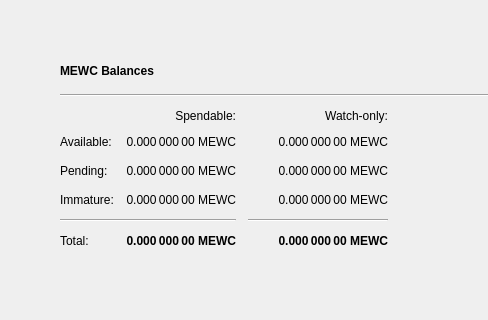
This is src/qt/forms/overviewpage.ui in 1NF1N18Y/points as Qt 5 draws it before an edit; both pictures show x 0 to 488 and y 0 to 320 of the 1343 by 759 pixel window. The edited form follows.
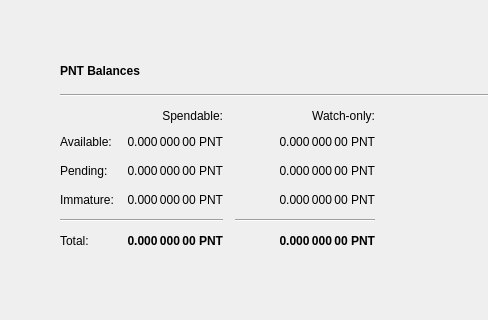
This is the edited form. Icons and pictures are not drawn.

```diff
--- a/src/qt/forms/overviewpage.ui
+++ b/src/qt/forms/overviewpage.ui
@@ -94,7 +94,7 @@
                  </font>
                 </property>
                 <property name="text">
-                 <string>MEWC Balances</string>
+                 <string>PNT Balances</string>
                 </property>
                </widget>
               </item>
@@ -173,7 +173,7 @@
                  <string>Mined balance in watch-only addresses that has not yet matured</string>
                 </property>
                 <property name="text">
-                 <string notr="true">0.000 000 00 MEWC</string>
+                 <string notr="true">0.000 000 00 PNT</string>
                 </property>
                 <property name="alignment">
                  <set>Qt::AlignRight|Qt::AlignTrailing|Qt::AlignVCenter</set>
@@ -218,7 +218,7 @@
                  <string>Your current balance in watch-only addresses</string>
                 </property>
                 <property name="text">
-                 <string notr="true">0.000 000 00 MEWC</string>
+                 <string notr="true">0.000 000 00 PNT</string>
                 </property>
                 <property name="alignment">
                  <set>Qt::AlignRight|Qt::AlignTrailing|Qt::AlignVCenter</set>
@@ -243,7 +243,7 @@
                  <string>Total of transactions that have yet to be confirmed, and do not yet count toward the spendable balance</string>
                 </property>
                 <property name="text">
-                 <string notr="true">0.000 000 00 MEWC</string>
+                 <string notr="true">0.000 000 00 PNT</string>
                 </property>
                 <property name="alignment">
                  <set>Qt::AlignRight|Qt::AlignTrailing|Qt::AlignVCenter</set>
@@ -304,7 +304,7 @@
                  <string>Current total balance in watch-only addresses</string>
                 </property>
                 <property name="text">
-                 <string notr="true">0.000 000 00 MEWC</string>
+                 <string notr="true">0.000 000 00 PNT</string>
                 </property>
                 <property name="alignment">
                  <set>Qt::AlignRight|Qt::AlignTrailing|Qt::AlignVCenter</set>
@@ -346,7 +346,7 @@
                  <string>Your current total balance</string>
                 </property>
                 <property name="text">
-                 <string notr="true">0.000 000 00 MEWC</string>
+                 <string notr="true">0.000 000 00 PNT</string>
                 </property>
                 <property name="alignment">
                  <set>Qt::AlignRight|Qt::AlignTrailing|Qt::AlignVCenter</set>
@@ -371,7 +371,7 @@
                  <string>Your current spendable balance</string>
                 </property>
                 <property name="text">
-                 <string notr="true">0.000 000 00 MEWC</string>
+                 <string notr="true">0.000 000 00 PNT</string>
                 </property>
                 <property name="alignment">
                  <set>Qt::AlignRight|Qt::AlignTrailing|Qt::AlignVCenter</set>
@@ -410,7 +410,7 @@
                  <string>Mined balance that has not yet matured</string>
                 </property>
                 <property name="text">
-                 <string notr="true">0.000 000 00 MEWC</string>
+                 <string notr="true">0.000 000 00 PNT</string>
                 </property>
                 <property name="alignment">
                  <set>Qt::AlignRight|Qt::AlignTrailing|Qt::AlignVCenter</set>
@@ -435,7 +435,7 @@
                  <string>Unconfirmed transactions to watch-only addresses</string>
                 </property>
                 <property name="text">
-                 <string notr="true">0.000 000 00 MEWC</string>
+                 <string notr="true">0.000 000 00 PNT</string>
                 </property>
                 <property name="alignment">
                  <set>Qt::AlignRight|Qt::AlignTrailing|Qt::AlignVCenter</set>
```
Left out of the diff: 8 changed lines with no effect on the pictures.
